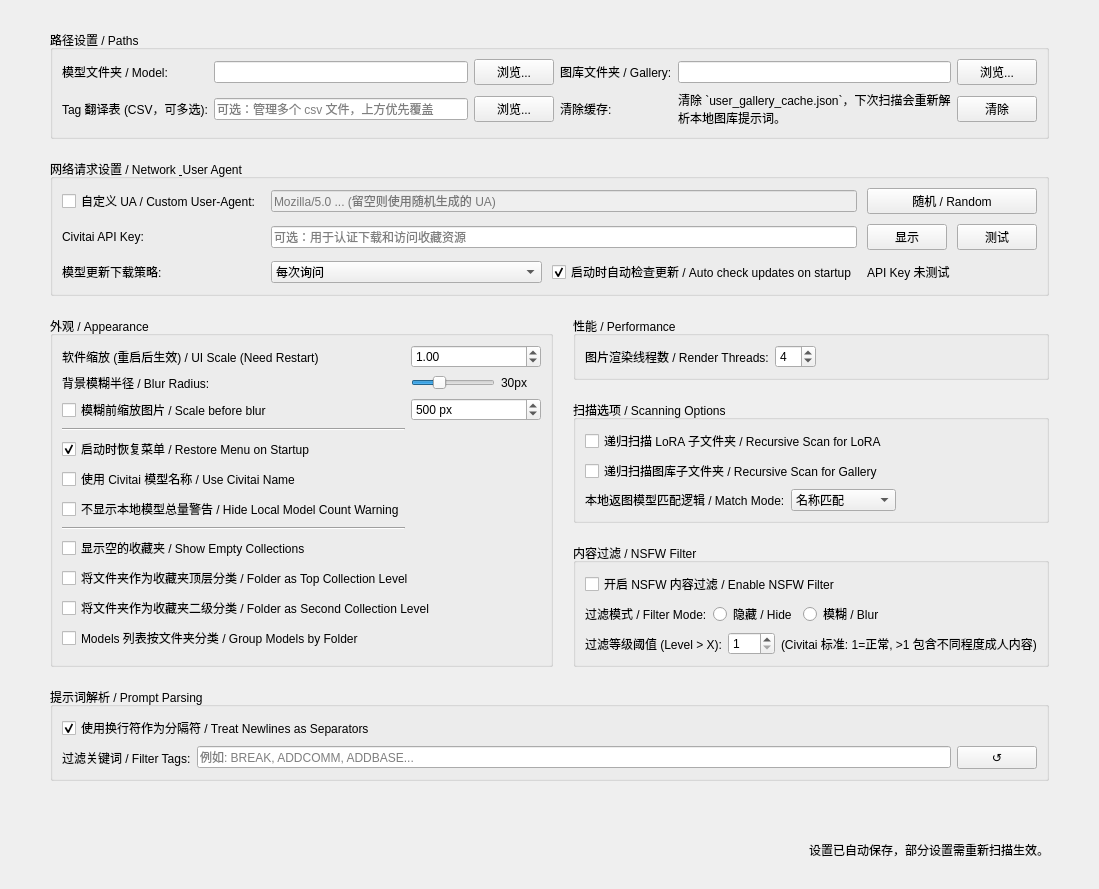
Old version of the form pages/settingspage.ui in the repository hanbinhsh/SD-LoRA-Manager.
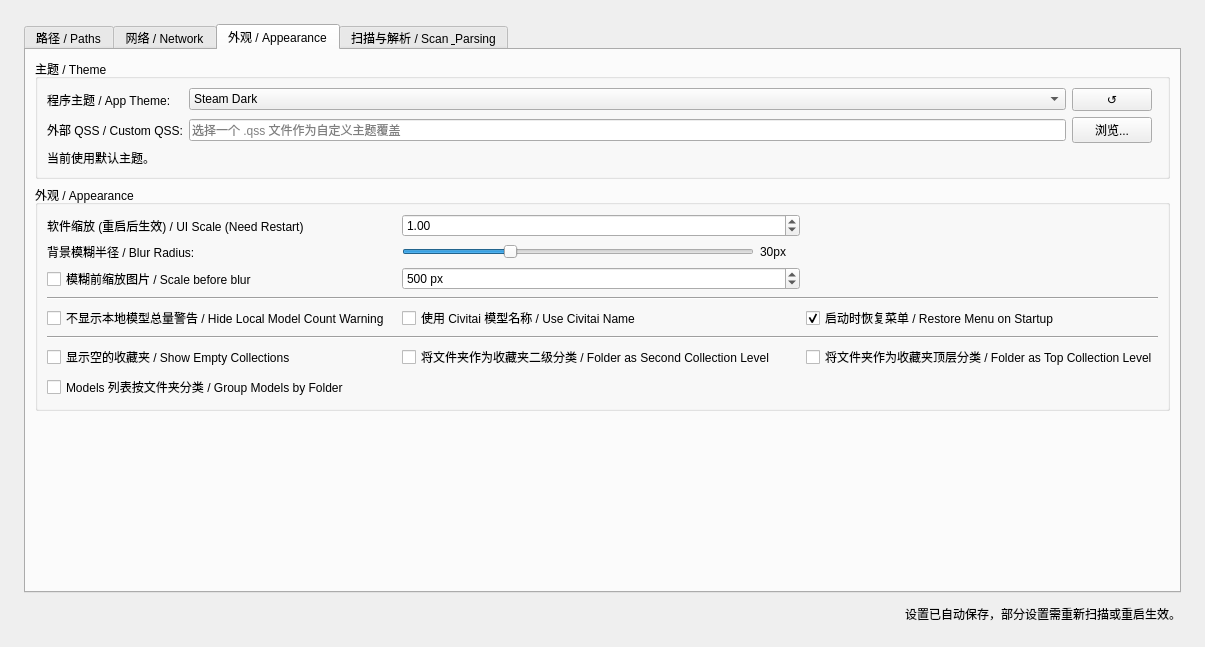
New version of the form. The open tabs and pages were chosen to show the change.

```diff
--- a/pages/settingspage.ui
+++ b/pages/settingspage.ui
@@ -2,42 +2,49 @@
 <ui version="4.0">
  <class>SettingsPage</class>
  <widget class="QWidget" name="SettingsPage">
+  <property name="geometry">
+   <rect>
+    <x>0</x>
+    <y>0</y>
+    <width>1205</width>
+    <height>647</height>
+   </rect>
+  </property>
        <layout class="QVBoxLayout" name="verticalLayout_Settings">
         <property name="spacing">
-         <number>20</number>
+    <number>12</number>
         </property>
         <property name="leftMargin">
-         <number>50</number>
+    <number>24</number>
         </property>
         <property name="topMargin">
-         <number>30</number>
+    <number>24</number>
         </property>
         <property name="rightMargin">
-         <number>50</number>
+    <number>24</number>
         </property>
         <property name="bottomMargin">
-         <number>30</number>
-        </property>
+    <number>24</number>
+   </property>
+   <item>
+    <widget class="QTabWidget" name="tabSettings">
+     <property name="currentIndex">
+      <number>0</number>
+     </property>
+     <widget class="QWidget" name="tabPaths">
+      <attribute name="title">
+       <string>路径 / Paths</string>
+      </attribute>
+      <layout class="QVBoxLayout" name="verticalLayout_PathsTab">
         <item>
          <widget class="QGroupBox" name="groupPaths">
           <property name="title">
            <string>路径设置 / Paths</string>
           </property>
           <layout class="QGridLayout" name="gridLayout_Paths">
-           <item row="0" column="4">
-            <widget class="QLineEdit" name="editGalleryPath">
-             <property name="readOnly">
-              <bool>true</bool>
-             </property>
-            </widget>
-           </item>
-           <item row="2" column="3">
-            <widget class="QLabel" name="lblSetTrans_2">
-             <property name="text">
-              <string>清除缓存:</string>
-             </property>
-            </widget>
-           </item>
+          <property name="spacing">
+           <number>10</number>
+          </property>
            <item row="0" column="0">
             <widget class="QLabel" name="lblSetLora">
              <property name="text">
@@ -52,7 +59,31 @@
              </property>
             </widget>
            </item>
-           <item row="0" column="5">
+          <item row="0" column="2">
+           <widget class="QPushButton" name="btnBrowseLora">
+            <property name="cursor">
+             <cursorShape>PointingHandCursor</cursorShape>
+            </property>
+            <property name="text">
+             <string>浏览...</string>
+            </property>
+           </widget>
+          </item>
+          <item row="1" column="0">
+           <widget class="QLabel" name="lblSetGallery">
+            <property name="text">
+             <string>图库文件夹 / Gallery:</string>
+            </property>
+           </widget>
+          </item>
+          <item row="1" column="1">
+           <widget class="QLineEdit" name="editGalleryPath">
+            <property name="readOnly">
+             <bool>true</bool>
+            </property>
+           </widget>
+          </item>
+          <item row="1" column="2">
             <widget class="QPushButton" name="btnBrowseGallery">
              <property name="cursor">
               <cursorShape>PointingHandCursor</cursorShape>
@@ -62,16 +93,6 @@
              </property>
             </widget>
            </item>
-           <item row="2" column="2">
-            <widget class="QPushButton" name="btnBrowseTrans">
-             <property name="cursor">
-              <cursorShape>PointingHandCursor</cursorShape>
-             </property>
-             <property name="text">
-              <string>浏览...</string>
-             </property>
-            </widget>
-           </item>
            <item row="2" column="0">
             <widget class="QLabel" name="lblSetTrans">
              <property name="text">
@@ -89,15 +110,8 @@
              </property>
             </widget>
            </item>
-           <item row="0" column="3">
-            <widget class="QLabel" name="lblSetGallery">
-             <property name="text">
-              <string>图库文件夹 / Gallery:</string>
-             </property>
-            </widget>
-           </item>
-           <item row="0" column="2">
-            <widget class="QPushButton" name="btnBrowseLora">
+          <item row="2" column="2">
+           <widget class="QPushButton" name="btnBrowseTrans">
              <property name="cursor">
               <cursorShape>PointingHandCursor</cursorShape>
              </property>
@@ -106,7 +120,14 @@
              </property>
             </widget>
            </item>
-           <item row="2" column="4">
+          <item row="3" column="0">
+           <widget class="QLabel" name="lblSetTrans_2">
+            <property name="text">
+             <string>清除缓存:</string>
+            </property>
+           </widget>
+          </item>
+          <item row="3" column="1">
             <widget class="QLabel" name="lblGalleryCacheHint">
              <property name="text">
               <string>清除 `user_gallery_cache.json`，下次扫描会重新解析本地图库提示词。</string>
@@ -116,7 +137,7 @@
              </property>
             </widget>
            </item>
-           <item row="2" column="5">
+          <item row="3" column="2">
             <widget class="QPushButton" name="btnClearGalleryCache">
              <property name="cursor">
               <cursorShape>PointingHandCursor</cursorShape>
@@ -130,6 +151,26 @@
          </widget>
         </item>
         <item>
+        <spacer name="verticalSpacer_Paths">
+         <property name="orientation">
+          <enum>Qt::Orientation::Vertical</enum>
+         </property>
+         <property name="sizeHint" stdset="0">
+          <size>
+           <width>20</width>
+           <height>40</height>
+          </size>
+         </property>
+        </spacer>
+       </item>
+      </layout>
+     </widget>
+     <widget class="QWidget" name="tabNetwork">
+      <attribute name="title">
+       <string>网络 / Network</string>
+      </attribute>
+      <layout class="QVBoxLayout" name="verticalLayout_NetworkTab">
+       <item>
          <widget class="QGroupBox" name="groupUserAgent">
           <property name="title">
            <string>网络请求设置 / Network &amp; User Agent</string>
@@ -138,61 +179,7 @@
            <property name="spacing">
             <number>10</number>
            </property>
-           <item row="1" column="4">
-            <widget class="QLineEdit" name="editCivitaiApiKey">
-             <property name="echoMode">
-              <enum>QLineEdit::EchoMode::Password</enum>
-             </property>
-             <property name="placeholderText">
-              <string>可选：用于认证下载和访问收藏资源</string>
-             </property>
-            </widget>
-           </item>
-           <item row="0" column="5">
-            <widget class="QPushButton" name="btnResetUA">
-             <property name="toolTip">
-              <string>生成一个随机的现代浏览器 UA 填入框中</string>
-             </property>
-             <property name="text">
-              <string>随机 / Random</string>
-             </property>
-            </widget>
-           </item>
-           <item row="0" column="0">
-            <widget class="QCheckBox" name="chkUseCustomUserAgent">
-             <property name="toolTip">
-              <string>勾选后使用右侧文本框的内容作为 UA；未勾选则每次启动随机生成。</string>
-             </property>
-             <property name="text">
-              <string>自定义 UA / Custom User-Agent:</string>
-             </property>
-            </widget>
-           </item>
-           <item row="0" column="4">
-            <widget class="QLineEdit" name="editUserAgent">
-             <property name="enabled">
-              <bool>false</bool>
-             </property>
-             <property name="placeholderText">
-              <string>Mozilla/5.0 ... (留空则使用随机生成的 UA)</string>
-             </property>
-            </widget>
-           </item>
-           <item row="1" column="0">
-            <widget class="QLabel" name="lblCivitaiApiKey">
-             <property name="text">
-              <string>Civitai API Key:</string>
-             </property>
-            </widget>
-           </item>
-           <item row="2" column="0">
-            <widget class="QLabel" name="lblModelUpdateDownloadPolicy">
-             <property name="text">
-              <string>模型更新下载策略:</string>
-             </property>
-            </widget>
-           </item>
-           <item row="1" column="5">
+          <item row="1" column="3">
             <layout class="QHBoxLayout" name="horizontalLayout_CivitaiApiButtons">
              <item>
               <widget class="QPushButton" name="btnToggleCivitaiApiKey">
@@ -210,16 +197,68 @@
              </item>
             </layout>
            </item>
-           <item row="2" column="5">
+          <item row="0" column="0">
+           <widget class="QCheckBox" name="chkUseCustomUserAgent">
+            <property name="toolTip">
+             <string>勾选后使用右侧文本框的内容作为 UA；未勾选则每次启动随机生成。</string>
+            </property>
+            <property name="text">
+             <string>自定义 UA / Custom User-Agent:</string>
+            </property>
+           </widget>
+          </item>
+          <item row="1" column="0">
+           <widget class="QLabel" name="lblCivitaiApiKey">
+            <property name="text">
+             <string>Civitai API Key:</string>
+            </property>
+           </widget>
+          </item>
+          <item row="0" column="3">
+           <widget class="QPushButton" name="btnResetUA">
+            <property name="toolTip">
+             <string>生成一个随机的现代浏览器 UA 填入框中</string>
+            </property>
+            <property name="text">
+             <string>随机 / Random</string>
+            </property>
+           </widget>
+          </item>
+          <item row="2" column="3">
             <widget class="QLabel" name="lblCivitaiApiStatus">
              <property name="text">
               <string>API Key 未测试</string>
              </property>
             </widget>
            </item>
-           <item row="2" column="4">
-            <layout class="QHBoxLayout" name="horizontalLayout_4">
-             <item>
+          <item row="1" column="2">
+           <widget class="QLineEdit" name="editCivitaiApiKey">
+            <property name="echoMode">
+             <enum>QLineEdit::EchoMode::Password</enum>
+            </property>
+            <property name="placeholderText">
+             <string>可选：用于认证下载和访问收藏资源</string>
+            </property>
+           </widget>
+          </item>
+          <item row="2" column="0">
+           <widget class="QLabel" name="lblModelUpdateDownloadPolicy">
+            <property name="text">
+             <string>模型更新下载策略:</string>
+            </property>
+           </widget>
+          </item>
+          <item row="0" column="2">
+           <widget class="QLineEdit" name="editUserAgent">
+            <property name="enabled">
+             <bool>false</bool>
+            </property>
+            <property name="placeholderText">
+             <string>Mozilla/5.0 ... (留空则使用随机生成的 UA)</string>
+            </property>
+           </widget>
+          </item>
+          <item row="2" column="2">
               <widget class="QComboBox" name="comboModelUpdateDownloadPolicy">
                <item>
                 <property name="text">
@@ -238,7 +277,7 @@
                </item>
               </widget>
              </item>
-             <item>
+          <item row="3" column="0" colspan="3">
               <widget class="QCheckBox" name="chkAutoCheckUpdatesOnStartup">
                <property name="toolTip">
                 <string>启动软件后自动检查 GitHub Release。只有发现新版本时弹窗提醒。</string>
@@ -252,49 +291,144 @@
               </widget>
              </item>
             </layout>
-           </item>
-          </layout>
-         </widget>
-        </item>
+        </widget>
+       </item>
+       <item>
+        <spacer name="verticalSpacer_Network">
+         <property name="orientation">
+          <enum>Qt::Orientation::Vertical</enum>
+         </property>
+         <property name="sizeHint" stdset="0">
+          <size>
+           <width>20</width>
+           <height>40</height>
+          </size>
+         </property>
+        </spacer>
+       </item>
+      </layout>
+     </widget>
+     <widget class="QWidget" name="tabAppearance">
+      <attribute name="title">
+       <string>外观 / Appearance</string>
+      </attribute>
+      <layout class="QVBoxLayout" name="verticalLayout_AppearanceTab">
+       <item>
+        <widget class="QGroupBox" name="groupTheme">
+         <property name="title">
+          <string>主题 / Theme</string>
+         </property>
+         <layout class="QGridLayout" name="gridLayout_Theme">
+          <item row="0" column="0">
+           <widget class="QLabel" name="lblTheme">
+            <property name="text">
+             <string>程序主题 / App Theme:</string>
+            </property>
+           </widget>
+          </item>
+          <item row="0" column="1">
+           <widget class="QComboBox" name="comboTheme">
+            <property name="toolTip">
+             <string>选择内置主题，或选择 Custom QSS 后使用外部 .qss 文件覆盖程序样式。</string>
+            </property>
         <item>
-         <layout class="QHBoxLayout" name="horizontalLayout" stretch="0,0">
+             <property name="text">
+              <string>Steam Dark</string>
+             </property>
+            </item>
+            <item>
+             <property name="text">
+              <string>Midnight Blue</string>
+             </property>
+            </item>
+            <item>
+             <property name="text">
+              <string>Light</string>
+             </property>
+            </item>
+            <item>
+             <property name="text">
+              <string>High Contrast</string>
+             </property>
+            </item>
+            <item>
+             <property name="text">
+              <string>Custom QSS</string>
+             </property>
+            </item>
+           </widget>
+          </item>
+          <item row="1" column="0">
+           <widget class="QLabel" name="lblCustomThemePath">
+            <property name="text">
+             <string>外部 QSS / Custom QSS:</string>
+            </property>
+           </widget>
+          </item>
+          <item row="1" column="1">
+           <widget class="QLineEdit" name="editCustomThemePath">
+            <property name="placeholderText">
+             <string>选择一个 .qss 文件作为自定义主题覆盖</string>
+            </property>
+           </widget>
+          </item>
+          <item row="1" column="2">
+           <widget class="QPushButton" name="btnBrowseCustomTheme">
+            <property name="text">
+             <string>浏览...</string>
+            </property>
+           </widget>
+          </item>
+          <item row="2" column="0" colspan="4">
+           <widget class="QLabel" name="lblThemeStatus">
+            <property name="text">
+             <string>当前使用默认主题。</string>
+            </property>
+            <property name="wordWrap">
+             <bool>true</bool>
+            </property>
+           </widget>
+          </item>
+          <item row="0" column="2">
+           <widget class="QPushButton" name="btnReloadTheme">
+            <property name="text">
+             <string>↺</string>
+            </property>
+           </widget>
+          </item>
+         </layout>
+        </widget>
+       </item>
           <item>
            <widget class="QGroupBox" name="groupAppearance">
             <property name="title">
              <string>外观 / Appearance</string>
             </property>
             <layout class="QGridLayout" name="gridLayout">
-             <item row="12" column="0" colspan="3">
-              <widget class="QCheckBox" name="chkCollectionFolderTopLevel">
-               <property name="toolTip">
-                <string>勾选后，Collections 侧边栏先按 LoRA 根目录分组，再在每个文件夹下显示收藏夹。</string>
-               </property>
-               <property name="text">
-                <string>将文件夹作为收藏夹顶层分类 / Folder as Top Collection Level</string>
-               </property>
-              </widget>
-             </item>
-             <item row="1" column="0">
-              <widget class="QLabel" name="lblBlur">
-               <property name="text">
-                <string>背景模糊半径 / Blur Radius:</string>
-               </property>
-              </widget>
-             </item>
-             <item row="5" column="0">
-              <widget class="QCheckBox" name="chkRestoreTreeState">
-               <property name="toolTip">
-                <string>下次启动时，保持当前收藏夹的展开状态和滚动条位置。</string>
-               </property>
-               <property name="text">
-                <string>启动时恢复菜单 / Restore Menu on Startup</string>
-               </property>
-               <property name="checked">
-                <bool>true</bool>
-               </property>
-              </widget>
-             </item>
-             <item row="7" column="0">
+          <item row="0" column="2">
+           <widget class="QDoubleSpinBox" name="spinUiScale">
+            <property name="minimum">
+             <double>0.250000000000000</double>
+            </property>
+            <property name="maximum">
+             <double>3.000000000000000</double>
+            </property>
+            <property name="singleStep">
+             <double>0.100000000000000</double>
+            </property>
+            <property name="value">
+             <double>1.000000000000000</double>
+            </property>
+           </widget>
+          </item>
+          <item row="3" column="0" colspan="4">
+           <widget class="Line" name="line_2">
+            <property name="orientation">
+             <enum>Qt::Orientation::Horizontal</enum>
+            </property>
+           </widget>
+          </item>
+          <item row="4" column="2">
               <widget class="QCheckBox" name="chkUseCivitaiName">
                <property name="toolTip">
                 <string>勾选后，如果本地存在 JSON 元数据，将显示模型的真实名称（如 'ChilloutMix [Pruned]'）而非文件名。</string>
@@ -304,50 +438,23 @@
                </property>
               </widget>
              </item>
-             <item row="9" column="0">
-              <widget class="Line" name="line_4">
-               <property name="orientation">
-                <enum>Qt::Orientation::Horizontal</enum>
-               </property>
-              </widget>
-             </item>
-             <item row="10" column="0">
-              <widget class="QCheckBox" name="chkShowEmptyCollections">
-               <property name="toolTip">
-                <string>如果取消勾选，不包含任何模型（或被搜索过滤后为空）的收藏夹将不会显示在侧边栏中。</string>
-               </property>
-               <property name="text">
-                <string>显示空的收藏夹 / Show Empty Collections</string>
-               </property>
-               <property name="checked">
-                <bool>false</bool>
-               </property>
-              </widget>
-             </item>
-             <item row="4" column="0">
-              <widget class="Line" name="line_8">
-               <property name="orientation">
-                <enum>Qt::Orientation::Horizontal</enum>
-               </property>
-              </widget>
-             </item>
-             <item row="1" column="1">
-              <widget class="QSlider" name="sliderBlur">
+          <item row="2" column="2">
+           <widget class="QSpinBox" name="spinBlurWidth">
+            <property name="suffix">
+             <string> px</string>
+            </property>
                <property name="minimum">
-                <number>0</number>
+             <number>64</number>
                </property>
                <property name="maximum">
-                <number>100</number>
+             <number>2048</number>
                </property>
                <property name="value">
-                <number>30</number>
-               </property>
-               <property name="orientation">
-                <enum>Qt::Orientation::Horizontal</enum>
+             <number>500</number>
                </property>
               </widget>
              </item>
-             <item row="13" column="0" colspan="3">
+          <item row="6" column="2">
               <widget class="QCheckBox" name="chkCollectionFolderSecondLevel">
                <property name="toolTip">
                 <string>勾选后，Collections 侧边栏先显示收藏夹，再在收藏夹下按 LoRA 根目录分组。</string>
@@ -357,6 +464,53 @@
                </property>
               </widget>
              </item>
+          <item row="7" column="0">
+           <widget class="QCheckBox" name="chkModelListFolderGrouping">
+            <property name="toolTip">
+             <string>勾选后，Models 列表会按已启用的 LoRA 根目录分组显示。</string>
+            </property>
+            <property name="text">
+             <string>Models 列表按文件夹分类 / Group Models by Folder</string>
+            </property>
+           </widget>
+          </item>
+          <item row="5" column="0" colspan="4">
+           <widget class="Line" name="line">
+            <property name="orientation">
+             <enum>Qt::Orientation::Horizontal</enum>
+            </property>
+           </widget>
+          </item>
+          <item row="4" column="3">
+           <widget class="QCheckBox" name="chkRestoreTreeState">
+            <property name="toolTip">
+             <string>下次启动时，保持当前收藏夹的展开状态和滚动条位置。</string>
+            </property>
+            <property name="text">
+             <string>启动时恢复菜单 / Restore Menu on Startup</string>
+            </property>
+            <property name="checked">
+             <bool>true</bool>
+            </property>
+           </widget>
+          </item>
+          <item row="6" column="0">
+           <widget class="QCheckBox" name="chkShowEmptyCollections">
+            <property name="toolTip">
+             <string>如果取消勾选，不包含任何模型（或被搜索过滤后为空）的收藏夹将不会显示在侧边栏中。</string>
+            </property>
+            <property name="text">
+             <string>显示空的收藏夹 / Show Empty Collections</string>
+            </property>
+           </widget>
+          </item>
+          <item row="1" column="0">
+           <widget class="QLabel" name="lblBlur">
+            <property name="text">
+             <string>背景模糊半径 / Blur Radius:</string>
+            </property>
+           </widget>
+          </item>
              <item row="2" column="0">
               <widget class="QCheckBox" name="chkDownscaleBlur">
                <property name="toolTip">
@@ -367,7 +521,17 @@
                </property>
               </widget>
              </item>
-             <item row="8" column="0">
+          <item row="6" column="3">
+           <widget class="QCheckBox" name="chkCollectionFolderTopLevel">
+            <property name="toolTip">
+             <string>勾选后，Collections 侧边栏先按 LoRA 根目录分组，再在每个文件夹下显示收藏夹。</string>
+            </property>
+            <property name="text">
+             <string>将文件夹作为收藏夹顶层分类 / Folder as Top Collection Level</string>
+            </property>
+           </widget>
+          </item>
+          <item row="4" column="0">
               <widget class="QCheckBox" name="chkSuppressLocalWarnings">
                <property name="toolTip">
                 <string>勾选后，不再弹出“检测到 X 个本地/已编辑模型”的总量提醒；单个模型的覆盖确认仍会保留。</string>
@@ -377,7 +541,32 @@
                </property>
               </widget>
              </item>
+          <item row="0" column="0">
+           <widget class="QLabel" name="label">
+            <property name="text">
+             <string>软件缩放 (重启后生效) / UI Scale (Need Restart)</string>
+            </property>
+           </widget>
+          </item>
              <item row="1" column="2">
+           <layout class="QHBoxLayout" name="horizontalLayout">
+            <item>
+             <widget class="QSlider" name="sliderBlur">
+              <property name="minimum">
+               <number>0</number>
+              </property>
+              <property name="maximum">
+               <number>100</number>
+              </property>
+              <property name="value">
+               <number>30</number>
+              </property>
+              <property name="orientation">
+               <enum>Qt::Orientation::Horizontal</enum>
+              </property>
+             </widget>
+            </item>
+            <item>
               <widget class="QLabel" name="lblBlurValue">
                <property name="minimumSize">
                 <size>
@@ -390,60 +579,33 @@
                </property>
               </widget>
              </item>
-             <item row="14" column="0" colspan="3">
-              <widget class="QCheckBox" name="chkModelListFolderGrouping">
-               <property name="toolTip">
-                <string>勾选后，Models 列表会按已启用的 LoRA 根目录分组显示。</string>
-               </property>
-               <property name="text">
-                <string>Models 列表按文件夹分类 / Group Models by Folder</string>
-               </property>
-              </widget>
-             </item>
-             <item row="2" column="1" colspan="2">
-              <widget class="QSpinBox" name="spinBlurWidth">
-               <property name="suffix">
-                <string> px</string>
-               </property>
-               <property name="minimum">
-                <number>64</number>
-               </property>
-               <property name="maximum">
-                <number>2048</number>
-               </property>
-               <property name="value">
-                <number>500</number>
-               </property>
-              </widget>
-             </item>
-             <item row="0" column="0">
-              <widget class="QLabel" name="label">
-               <property name="text">
-                <string>软件缩放 (重启后生效) / UI Scale (Need Restart)</string>
-               </property>
-              </widget>
-             </item>
-             <item row="0" column="1" colspan="2">
-              <widget class="QDoubleSpinBox" name="spinUiScale">
-               <property name="minimum">
-                <double>0.250000000000000</double>
-               </property>
-               <property name="maximum">
-                <double>3.000000000000000</double>
-               </property>
-               <property name="singleStep">
-                <double>0.100000000000000</double>
-               </property>
-               <property name="value">
-                <double>1.000000000000000</double>
-               </property>
-              </widget>
+           </layout>
+          </item>
+         </layout>
+        </widget>
+       </item>
+       <item>
+        <spacer name="verticalSpacer_Appearance">
+         <property name="orientation">
+          <enum>Qt::Orientation::Vertical</enum>
+         </property>
+         <property name="sizeHint" stdset="0">
+          <size>
+           <width>20</width>
+           <height>40</height>
+          </size>
+         </property>
+        </spacer>
              </item>
             </layout>
            </widget>
-          </item>
+     <widget class="QWidget" name="tabScanParsing">
+      <attribute name="title">
+       <string>扫描与解析 / Scan &amp; Parsing</string>
+      </attribute>
+      <layout class="QVBoxLayout" name="verticalLayout_ScanParsingTab">
           <item>
-           <layout class="QVBoxLayout" name="verticalLayout_4">
+        <layout class="QHBoxLayout" name="horizontalLayout_ScanTop">
             <item>
              <widget class="QGroupBox" name="groupPerformance">
               <property name="title">
@@ -473,19 +635,6 @@
                  </property>
                 </widget>
                </item>
-               <item row="0" column="2">
-                <spacer name="horizontalSpacer_Perf">
-                 <property name="orientation">
-                  <enum>Qt::Orientation::Horizontal</enum>
-                 </property>
-                 <property name="sizeHint" stdset="0">
-                  <size>
-                   <width>40</width>
-                   <height>20</height>
-                  </size>
-                 </property>
-                </spacer>
-               </item>
               </layout>
              </widget>
             </item>
@@ -543,19 +692,6 @@
                    </item>
                   </widget>
                  </item>
-                 <item>
-                  <spacer name="horizontalSpacer_UserGalleryMatchMode">
-                   <property name="orientation">
-                    <enum>Qt::Orientation::Horizontal</enum>
-                   </property>
-                   <property name="sizeHint" stdset="0">
-                    <size>
-                     <width>40</width>
-                     <height>20</height>
-                    </size>
-                   </property>
-                  </spacer>
-                 </item>
                 </layout>
                </item>
               </layout>
@@ -597,19 +733,6 @@
                    </property>
                   </widget>
                  </item>
-                 <item>
-                  <spacer name="horizontalSpacer_NSFW">
-                   <property name="orientation">
-                    <enum>Qt::Orientation::Horizontal</enum>
-                   </property>
-                   <property name="sizeHint" stdset="0">
-                    <size>
-                     <width>0</width>
-                     <height>0</height>
-                    </size>
-                   </property>
-                  </spacer>
-                 </item>
                 </layout>
                </item>
                <item>
@@ -641,25 +764,10 @@
                    </property>
                   </widget>
                  </item>
-                 <item>
-                  <spacer name="horizontalSpacer_NSFW2">
-                   <property name="orientation">
-                    <enum>Qt::Orientation::Horizontal</enum>
-                   </property>
-                   <property name="sizeHint" stdset="0">
-                    <size>
-                     <width>0</width>
-                     <height>0</height>
-                    </size>
-                   </property>
-                  </spacer>
-                 </item>
                 </layout>
                </item>
               </layout>
              </widget>
-            </item>
-           </layout>
           </item>
          </layout>
         </item>
@@ -716,7 +824,7 @@
          </widget>
         </item>
         <item>
-         <spacer name="verticalSpacer_Settings">
+        <spacer name="verticalSpacer_ScanParsing">
           <property name="orientation">
            <enum>Qt::Orientation::Vertical</enum>
           </property>
@@ -727,11 +835,15 @@
            </size>
           </property>
          </spacer>
+       </item>
+      </layout>
+     </widget>
+    </widget>
         </item>
         <item>
          <widget class="QLabel" name="lblStatusSettings">
           <property name="text">
-           <string>设置已自动保存，部分设置需重新扫描生效。</string>
+      <string>设置已自动保存，部分设置需重新扫描或重启生效。</string>
           </property>
           <property name="alignment">
            <set>Qt::AlignmentFlag::AlignRight|Qt::AlignmentFlag::AlignTrailing|Qt::AlignmentFlag::AlignVCenter</set>
```
Left out of the diff: 1 changed line with no effect on the pictures. Lines whose indentation alone changed are shown as unchanged.
